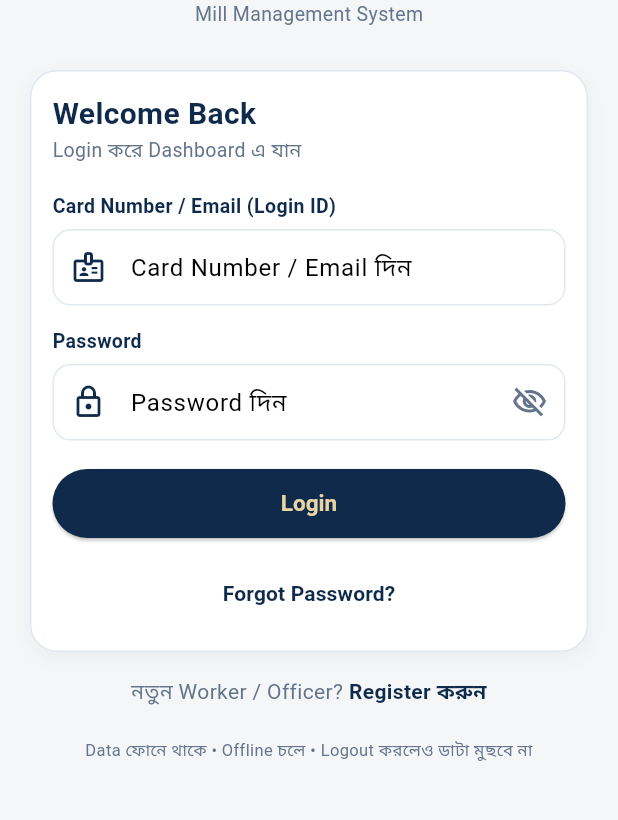
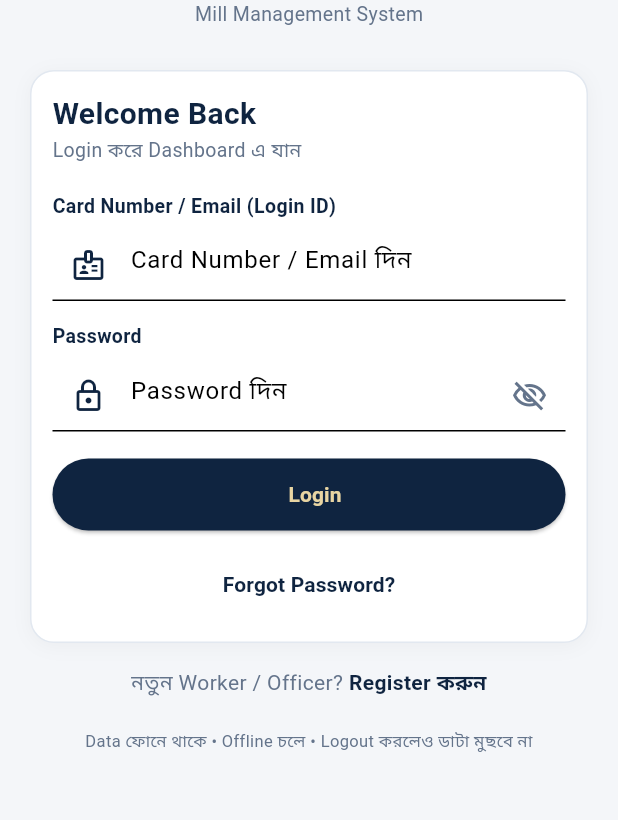
Before and after one commit to mirashiqurwork-hub/Kormi01, a Flutter app: the screen it shows after launch, on a phone screen of 412 x 824 dp, the part 299-1119 px from its top. Run offline on Flutter 3.47's test engine with Material 3 defaults, Android fonts, the phone set to English and light mode, and no system bars; our stand-ins replace hive, image_picker; accounts and stored records are empty.

Commit message:
Update kormi_theme.dart

```diff
--- a/lib/theme/kormi_theme.dart
+++ b/lib/theme/kormi_theme.dart
@@ -1,15 +1,17 @@
-// KORMI - Theme
-// Ultra-Premium Classy Navy + Light Gold / Glass Look
-// সব Screen এই Theme ব্যবহার করে
+// KORMI - Theme - FINAL POLISH
+// Navy + Light Gold + Glass - সব Screen এই Theme ব্যবহার করে
+// KormiCard + KormiPrimaryButton - সব Screen এ Same Design
 
 import 'package:flutter/material.dart';
 
 class KormiColors {
-  static const Color navy = Color(0xFF0F2A4A);
-  static const Color navyDark = Color(0xFF0A1E35);
-  static const Color gold = Color(0xFFC9A86A);
+  static const Color navy = Color(0xFF0F2440);
+  static const Color navyDark = Color(0xFF0A1A2E);
+  static const Color navyLight = Color(0xFF1A3A5C);
+  static const Color gold = Color(0xFFD4AF6A);
   static const Color goldLight = Color(0xFFE8D5A3);
-  static const Color bg = Color(0xFFF4F6F8);
+  static const Color goldDark = Color(0xFFB8944A);
+  static const Color bg = Color(0xFFF4F6F9);
   static const Color border = Color(0xFFE2E8F0);
   static const Color textGrey = Color(0xFF64748B);
   static const Color green = Color(0xFF16A34A);
@@ -20,7 +22,6 @@ class KormiColors {
 class KormiTheme {
   static ThemeData get lightTheme {
     return ThemeData(
-      useMaterial3: true,
       primaryColor: KormiColors.navy,
       scaffoldBackgroundColor: KormiColors.bg,
       colorScheme: const ColorScheme.light(
@@ -34,51 +35,23 @@ class KormiTheme {
         foregroundColor: KormiColors.goldLight,
         elevation: 0,
         centerTitle: false,
-        titleTextStyle: TextStyle(
-          color: KormiColors.goldLight,
-          fontSize: 19,
-          fontWeight: FontWeight.bold,
-        ),
-        iconTheme: IconThemeData(color: KormiColors.goldLight),
+        titleTextStyle: TextStyle(color: KormiColors.goldLight, fontWeight: FontWeight.bold, fontSize: 18),
       ),
       elevatedButtonTheme: ElevatedButtonThemeData(
         style: ElevatedButton.styleFrom(
           backgroundColor: KormiColors.navy,
           foregroundColor: KormiColors.goldLight,
           shape: RoundedRectangleBorder(borderRadius: BorderRadius.circular(30)),
-          padding: const EdgeInsets.symmetric(vertical: 14, horizontal: 20),
-          textStyle: const TextStyle(fontWeight: FontWeight.bold, fontSize: 15),
+          padding: const EdgeInsets.symmetric(vertical: 14),
         ),
       ),
-      bottomNavigationBarTheme: const BottomNavigationBarThemeData(
-        backgroundColor: Colors.white,
-        selectedItemColor: KormiColors.navy,
-        unselectedItemColor: KormiColors.textGrey,
-        type: BottomNavigationBarType.fixed,
-        elevation: 8,
-      ),
-      inputDecorationTheme: InputDecorationTheme(
-        filled: true,
-        fillColor: Colors.white,
-        contentPadding: const EdgeInsets.symmetric(vertical: 13, horizontal: 12),
-        border: OutlineInputBorder(
-          borderRadius: BorderRadius.circular(12),
-          borderSide: const BorderSide(color: KormiColors.border),
-        ),
-        enabledBorder: OutlineInputBorder(
-          borderRadius: BorderRadius.circular(12),
-          borderSide: const BorderSide(color: KormiColors.border),
-        ),
-        focusedBorder: OutlineInputBorder(
-          borderRadius: BorderRadius.circular(12),
-          borderSide: const BorderSide(color: KormiColors.navy, width: 1.5),
-        ),
-      ),
+      useMaterial3: true,
+      fontFamily: 'Roboto',
     );
   }
 }
 
-// Common Card - সব Screen এ ব্যবহার হয়
+// Glass Card - সব Screen এ Same Card Design
 class KormiCard extends StatelessWidget {
   final Widget child;
   final VoidCallback? onTap;
@@ -88,35 +61,64 @@ class KormiCard extends StatelessWidget {
 
   @override
   Widget build(BuildContext context) {
-    return GestureDetector(
-      onTap: onTap,
-      child: Container(
+    final card = Container(
       width: double.infinity,
       padding: padding ?? const EdgeInsets.all(14),
       decoration: BoxDecoration(
         color: Colors.white,
-          borderRadius: BorderRadius.circular(18),
+        borderRadius: BorderRadius.circular(16),
         border: Border.all(color: KormiColors.border),
         boxShadow: [
-            BoxShadow(
-              color: Colors.black.withOpacity(0.04),
-              blurRadius: 10,
-              offset: const Offset(0, 4),
-            ),
+          BoxShadow(color: Colors.black.withOpacity(0.04), blurRadius: 10, offset: const Offset(0, 2)),
         ],
       ),
       child: child,
+    );
+
+    if (onTap != null) {
+      return InkWell(
+        onTap: onTap,
+        borderRadius: BorderRadius.circular(16),
+        child: card,
+      );
+    }
+    return card;
+  }
+}
+
+// Primary Button - সব Screen এ Same Button
+class KormiPrimaryButton extends StatelessWidget {
+  final String label;
+  final VoidCallback onPressed;
+  final IconData? icon;
+
+  const KormiPrimaryButton({super.key, required this.label, required this.onPressed, this.icon});
+
+  @override
+  Widget build(BuildContext context) {
+    return SizedBox(
+      width: double.infinity,
+      child: ElevatedButton.icon(
+        onPressed: onPressed,
+        icon: icon != null ? Icon(icon, size: 18, color: KormiColors.goldLight) : const SizedBox.shrink(),
+        label: Text(label, style: const TextStyle(fontWeight: FontWeight.bold, fontSize: 14)),
+        style: ElevatedButton.styleFrom(
+          backgroundColor: KormiColors.navy,
+          foregroundColor: KormiColors.goldLight,
+          shape: RoundedRectangleBorder(borderRadius: BorderRadius.circular(30)),
+          padding: const EdgeInsets.symmetric(vertical: 14),
+        ),
       ),
     );
   }
 }
 
-// Common Primary Button
-class KormiPrimaryButton extends StatelessWidget {
+// Secondary Gold Button
+class KormiGoldButton extends StatelessWidget {
   final String label;
-  final VoidCallback? onPressed;
+  final VoidCallback onPressed;
 
-  const KormiPrimaryButton({super.key, required this.label, this.onPressed});
+  const KormiGoldButton({super.key, required this.label, required this.onPressed});
 
   @override
   Widget build(BuildContext context) {
@@ -125,12 +127,12 @@ class KormiPrimaryButton extends StatelessWidget {
       child: ElevatedButton(
         onPressed: onPressed,
         style: ElevatedButton.styleFrom(
-          backgroundColor: KormiColors.navy,
-          foregroundColor: KormiColors.goldLight,
+          backgroundColor: KormiColors.gold,
+          foregroundColor: KormiColors.navy,
           shape: RoundedRectangleBorder(borderRadius: BorderRadius.circular(30)),
           padding: const EdgeInsets.symmetric(vertical: 14),
         ),
-        child: Text(label, style: const TextStyle(fontWeight: FontWeight.bold, fontSize: 15)),
+        child: Text(label, style: const TextStyle(fontWeight: FontWeight.bold, fontSize: 14)),
       ),
     );
   }
```
Lines whose indentation alone changed are shown as unchanged.
